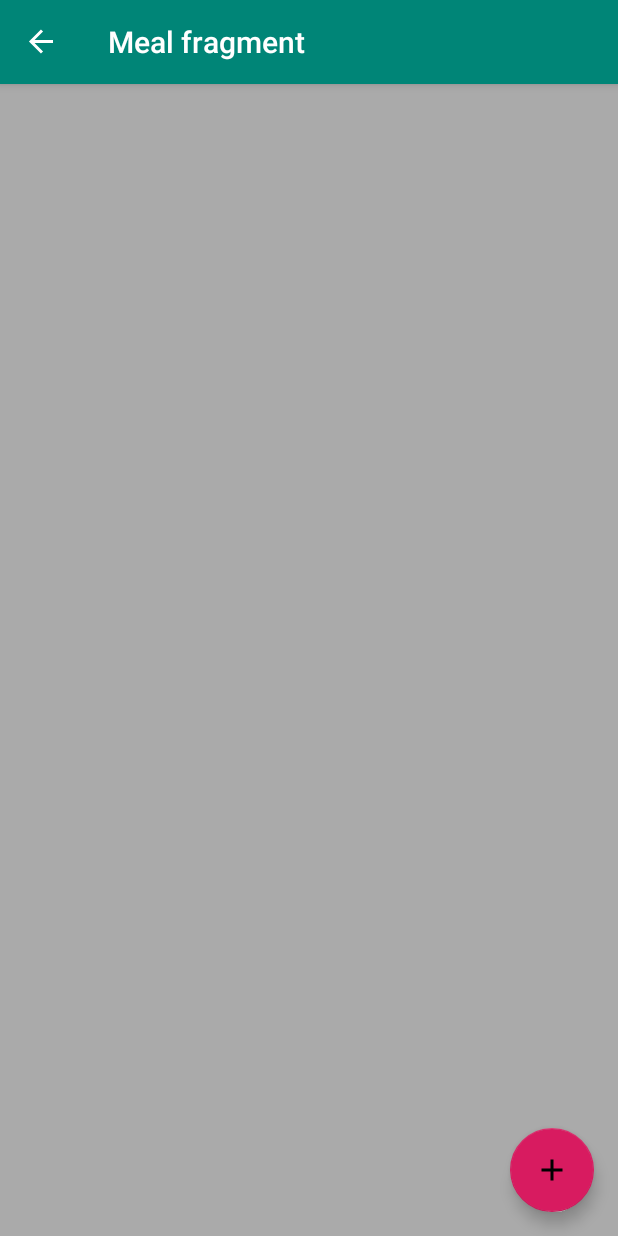
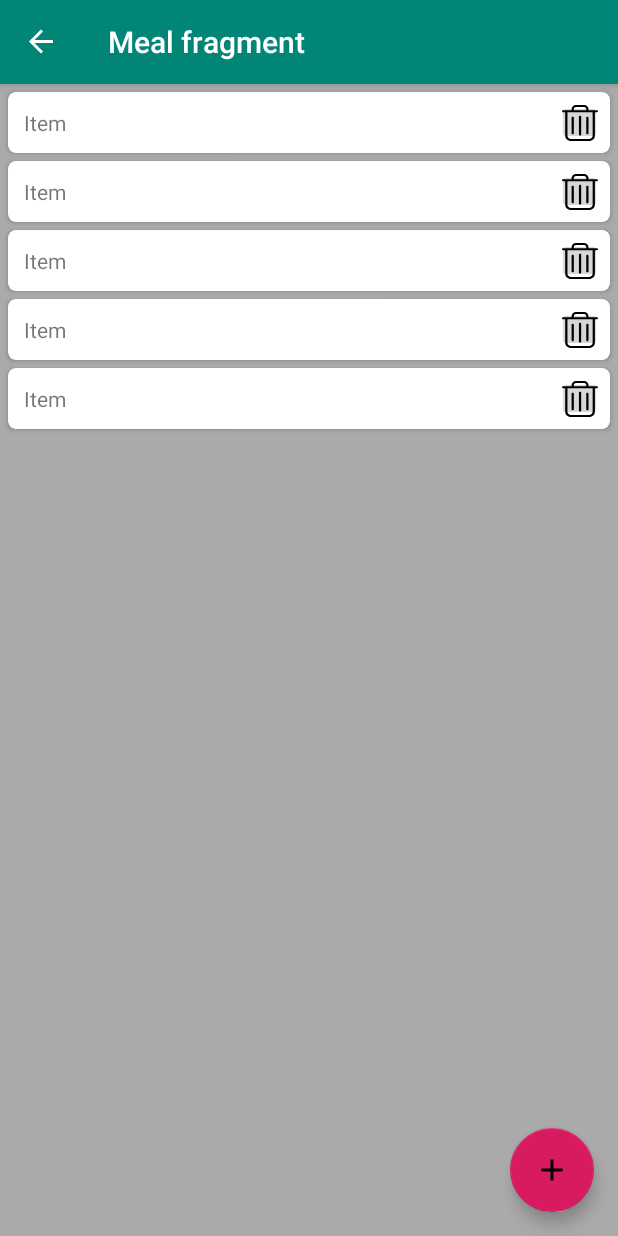
Before and after one commit to Deakyu/fitness-app, an Android app: the MealFragment screen opened through its navigation route, on a phone screen of 412 x 824 dp. Run offline under Robolectric (Android 15) with nearby library versions, the phone set to English and light mode, and no system bars; our stand-ins replace navigation-ui.

Commit message:
final change for this branch

```diff
--- /dev/null
+++ b/app/src/main/java/com/example/deakyu/fitnessapp/DietAdapter.kt
@@ -0,0 +1,39 @@
+package com.example.deakyu.fitnessapp
+
+import android.support.v7.widget.CardView
+import android.support.v7.widget.RecyclerView
+import android.view.LayoutInflater
+import android.view.ViewGroup
+import android.widget.ImageView
+import android.widget.TextView
+import androidx.navigation.Navigation
+
+open internal class DietAdapter(private val titles: Array<String>) : RecyclerView.Adapter<DietAdapter.AdapterViewHolder>() {
+
+
+    class AdapterViewHolder(val cardView: CardView) : RecyclerView.ViewHolder(cardView)
+
+    override fun getItemCount(): Int {
+        return titles.size
+    }
+
+
+    override fun onCreateViewHolder(
+            parent: ViewGroup, viewType: Int): DietAdapter.AdapterViewHolder {
+        val cv = LayoutInflater.from(parent.context)
+                .inflate(R.layout.card_item_diet, parent, false) as CardView
+        return AdapterViewHolder(cv)
+    }
+
+    override fun onBindViewHolder(holderAdapter: AdapterViewHolder, position: Int) {
+        val cardView = holderAdapter.cardView
+        val textView = cardView.findViewById(R.id.item_text) as TextView
+        textView.text = titles[position]
+        cardView.setOnClickListener (
+                Navigation.createNavigateOnClickListener(R.id.next_action,null)
+        )
+
+    }
+
+
+}
--- a/app/src/main/java/com/example/deakyu/fitnessapp/DietFragment.kt
+++ b/app/src/main/java/com/example/deakyu/fitnessapp/DietFragment.kt
@@ -4,9 +4,13 @@ package com.example.deakyu.fitnessapp
 import android.os.Bundle
 import android.support.design.widget.FloatingActionButton
 import android.support.v4.app.Fragment
+import android.support.v7.widget.LinearLayoutManager
+import android.support.v7.widget.RecyclerView
 import android.view.LayoutInflater
 import android.view.View
 import android.view.ViewGroup
+import android.widget.Button
+import androidx.navigation.Navigation
 
 
 class DietFragment : Fragment() {
@@ -21,9 +25,20 @@ class DietFragment : Fragment() {
         super.onViewCreated(view, savedInstanceState)
 
                 view.findViewById<FloatingActionButton>(R.id.fab_diet)?.setOnClickListener{
-                    DietActivity.createAlertDialog(getString(R.string.add_diet),context!!)
-                }
+                   DietActivity.createAlertDialog(getString(R.string.add_diet),context!!)
+
+               }
+
+        val recyclerView = view.findViewById<RecyclerView>(R.id.recyclerview_diet)
+
+        val titles = List<String>(5){"Item"}
+
+        val adapter = DietAdapter(titles.toTypedArray())
+
+        recyclerView.adapter = adapter
+        val layoutManager = LinearLayoutManager(activity)
+        recyclerView.layoutManager = layoutManager
+
 
     }
-
 }
--- a/app/src/main/java/com/example/deakyu/fitnessapp/MealFragment.kt
+++ b/app/src/main/java/com/example/deakyu/fitnessapp/MealFragment.kt
@@ -4,6 +4,8 @@ package com.example.deakyu.fitnessapp
 import android.os.Bundle
 import android.support.design.widget.FloatingActionButton
 import android.support.v4.app.Fragment
+import android.support.v7.widget.LinearLayoutManager
+import android.support.v7.widget.RecyclerView
 import android.view.LayoutInflater
 import android.view.View
 import android.view.ViewGroup
@@ -25,6 +27,16 @@ class MealFragment : Fragment() {
                        DietActivity.createAlertDialog(getString(R.string.add_meal),context!!)
                  }
 
+        val recyclerView = view.findViewById<RecyclerView>(R.id.recyclerview_diet)
+
+        val titles = List<String>(5){"Item"}
+
+        val adapter = DietAdapter(titles.toTypedArray())
+
+        recyclerView.adapter = adapter
+        val layoutManager = LinearLayoutManager(activity)
+        recyclerView.layoutManager = layoutManager
+
     }
 
 
--- /dev/null
+++ b/app/src/main/res/drawable/ic_garbage.xml
@@ -0,0 +1,4 @@
+<vector android:height="24dp" android:viewportHeight="800"
+    android:viewportWidth="712" android:width="24dp" xmlns:android="http://schemas.android.com/apk/res/android">
+    <path android:fillColor="#000" android:name="Shape 1" android:pathData="m436.2 44.4c24 0 43.6 19.6 43.6 43.6v27.1h-245.6v-27.1c0 -24 19.6 -43.6 43.6 -43.6zm-224.2 219.1c-12.3 0 -22.2 9.9 -22.2 22.2v343.6c0 12.3 10 22.2 22.2 22.2c12.3 0 22.2 -9.9 22.2 -22.2v-343.6c0 -12.3 -9.9 -22.2 -22.2 -22.2zm290 0c-12.3 0 -22.2 9.9 -22.2 22.2v343.6c0 12.3 9.9 22.2 22.2 22.2c12.3 0 22.2 -9.9 22.2 -22.2v-343.6c0 -12.3 -9.9 -22.2 -22.2 -22.2zm-145 -24.3c-12.3 0 -22.2 9.9 -22.2 22.2v392.3c0 12.3 9.9 22.4 22.2 22.4c12.3 0 22.2 -9.9 22.2 -22.2v-392.4c0 -12.3 -9.9 -22.2 -22.2 -22.2zm249.3 -79.6v521.7h-0.2c0 41 -33.4 74.3 -74.4 74.3h-349.6c-41 0 -74.4 -33.4 -74.4 -74.3v-521.7zm-328.5 -159.5c-48.6 0 -88.1 39.5 -88.1 88v27.1h-166.6c-12.3 0 -22.2 9.9 -22.2 22.2c0 12.3 9.9 22.2 22.2 22.2h40.2v521.7c0 65.5 53.3 118.8 118.8 118.8h349.6c65.5 0 118.8 -53.3 118.8 -118.8v-521.7h40.2c12.3 0 22.2 -9.9 22.2 -22.2c0 -12.3 -9.9 -22.2 -22.2 -22.2h-166.6v-27.1c0 -48.5 -39.5 -88 -88.1 -88z"/>
+</vector>
--- /dev/null
+++ b/app/src/main/res/layout/card_item_diet.xml
@@ -0,0 +1,39 @@
+<?xml version="1.0" encoding="utf-8"?>
+<android.support.v7.widget.CardView
+    xmlns:android="http://schemas.android.com/apk/res/android"
+    xmlns:card_view="http://schemas.android.com/apk/res-auto"
+    android:id="@+id/card_view"
+    android:layout_width="match_parent"
+    android:layout_height="wrap_content"
+    android:layout_marginLeft="@dimen/margin_recyclerview"
+    android:layout_marginRight="@dimen/margin_recyclerview"
+    android:layout_marginTop="@dimen/margin_recyclerview"
+    card_view:cardElevation="@dimen/card_elevation"
+    card_view:cardCornerRadius="@dimen/margin_recyclerview">
+    <LinearLayout
+        android:layout_width="match_parent"
+        android:layout_height="match_parent"
+        android:baselineAligned="false"
+        android:orientation="horizontal"
+        android:padding="@dimen/margin_recyclerview"
+        >
+
+        <TextView
+            android:id="@+id/item_text"
+            android:layout_width="0dp"
+            android:layout_height="wrap_content"
+            android:layout_margin="@dimen/margin_recyclerview"
+            android:layout_weight="1"
+            android:textSize="14sp"
+            />
+
+        <ImageButton
+            android:id="@+id/imageButton"
+            android:layout_width="@dimen/with_image_recycler"
+            android:layout_height="match_parent"
+            android:src="@drawable/ic_garbage"
+            android:layout_gravity="center"
+
+             />
+    </LinearLayout>
+</android.support.v7.widget.CardView>
--- a/app/src/main/res/layout/content_recyclerview_diet.xml
+++ b/app/src/main/res/layout/content_recyclerview_diet.xml
@@ -9,7 +9,7 @@
     >
 
     <android.support.v7.widget.RecyclerView
-        android:id="@+id/recyclerview"
+        android:id="@+id/recyclerview_diet"
         android:layout_width="match_parent"
         android:layout_height="match_parent"
         android:background="@android:color/darker_gray"
--- a/app/src/main/res/layout/fragment_diet.xml
+++ b/app/src/main/res/layout/fragment_diet.xml
@@ -5,6 +5,7 @@
     >
 
     <include layout="@layout/content_recyclerview_diet" />
+
 
     <android.support.design.widget.FloatingActionButton
         android:id="@+id/fab_diet"
--- a/app/src/main/res/values/dimens.xml
+++ b/app/src/main/res/values/dimens.xml
@@ -6,4 +6,8 @@
     <dimen name="nav_header_height">176dp</dimen>
     <dimen name="fab_margin">16dp</dimen>
     <dimen name="text_medium">22sp</dimen>
+    <dimen name="margin_recyclerview">5sp</dimen>
+    <dimen name="with_image_recycler">30dp</dimen>
+    <dimen name="card_elevation">2dp</dimen>
+
 </resources>
```
